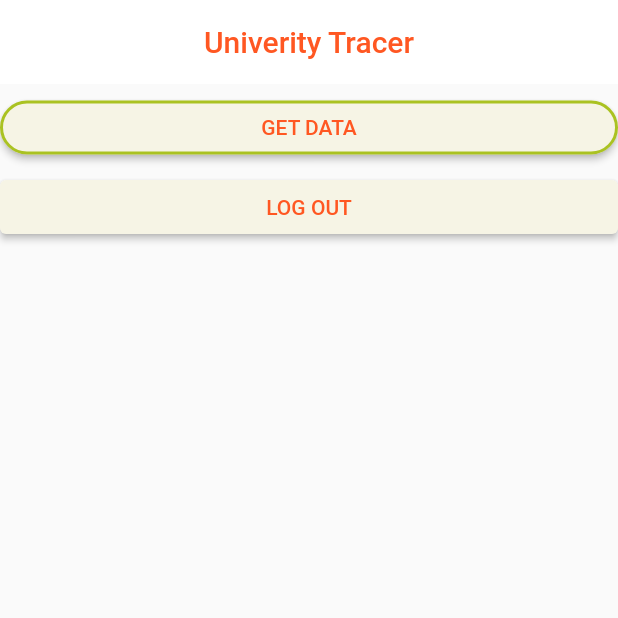
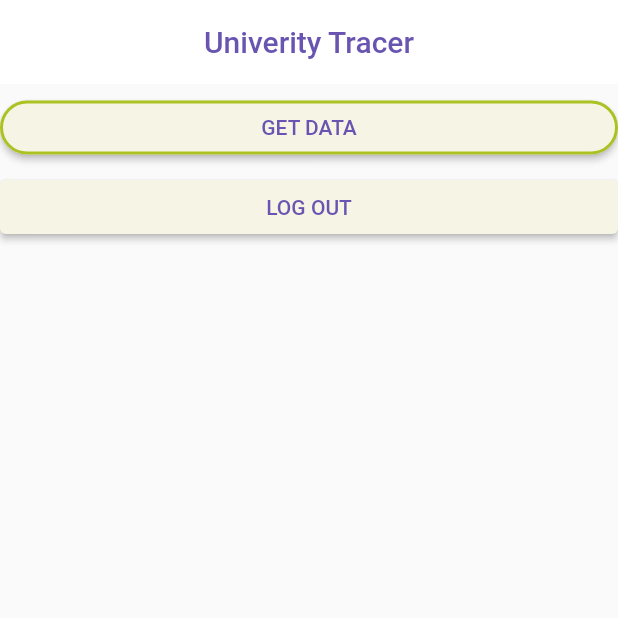
Before and after one commit to hassansultankhan/University_Tracer_App, a Flutter app: the screen it shows after launch, after a tap on "LOGIN", on a phone screen of 412 x 824 dp, the top half of it. Run offline on Flutter 3.47's test engine with Material 2 defaults, Android fonts, the light colour scheme and no system bars; our stand-ins replace shared_preferences; network calls fail.

Commit message:
8/8/2022

```diff
--- a/lib/login.dart
+++ b/lib/login.dart
@@ -1,4 +1,5 @@
 import 'package:flutter/material.dart';
+import 'package:flutter/rendering.dart';
 import 'package:universitylist_app/home_screen.dart';
 import 'package:shared_preferences/shared_preferences.dart';
 
@@ -24,12 +25,25 @@ class _loginpageState extends State<loginpage> {
       ),
 
       body: Container(
+        decoration: BoxDecoration(
+          image: DecorationImage(image: AssetImage("assets/main background.jpg"),
+          fit: BoxFit.fitWidth,
+
+          ),
+        ),
+
         child: Column(
           children: [
+            // Padding(padding:EdgeInsets.only(top: 100),
             Container(
-              height: 20,
+              height: 100,
             ),
+            Text("Your ultimate guide to\nuniversities around the world",
+            style: TextStyle(fontWeight: FontWeight.bold, fontSize: 20,
+            // color: Color.fromARGB(0, 123, 64, 175)
+            )),
             ElevatedButton(onPressed:()=> login(), child: Text('LOGIN'),),
+
           ],
         ),
       ),
--- a/lib/main.dart
+++ b/lib/main.dart
@@ -8,30 +8,17 @@ void main() {
       debugShowCheckedModeBanner: false,
       theme: ThemeData(
         colorScheme: ColorScheme(
-          primary: Color.fromARGB(255, 246, 244, 229),
-          primaryVariant: Color.fromARGB(255, 246, 244, 229),
+          primary: Color.fromARGB(255, 246, 244, 229),// for inside containers
           secondary: Color.fromARGB(255, 112, 220, 100),
-          secondaryVariant: Colors.grey,
           surface: Colors.grey,
           background: Color.fromARGB(255, 255, 255, 255),
           error: Colors.grey,
-          onPrimary: Colors.deepOrange,
+          onPrimary: Color.fromARGB(255, 105, 85, 177),
           onSecondary: Colors.grey,
           onSurface: Colors.grey,
           onBackground: Colors.grey,
           onError: Colors.grey,
           brightness: Brightness.light,
-          // brightness: Brightness.light,
-          // primary: Color.fromARGB(255, 246, 244, 229),
-          // onPrimary: Colors.deepOrange,Co
-          // secondary: Color.fromARGB(255, 112, 220, 100),
-          // onSecondary: Colors.grey,
-          // background: Color.fromARGB(255, 255, 255, 255),
-          // onBackground: Colors.grey,
-          // surface: Colors.grey,
-          // onSurface: Colors.grey,
-          // error: Colors.grey,
-          // onError: Colors.grey,
         ),
       ),
       home: loginpage()));
--- a/pubspec.yaml
+++ b/pubspec.yaml
@@ -60,9 +60,8 @@ flutter:
   uses-material-design: true
 
   # To add assets to your application, add an assets section, like this:
-  # assets:
-  #   - images/a_dot_burr.jpeg
-  #   - images/a_dot_ham.jpeg
+  assets:
+    - assets/main background.jpg
 
   # An image asset can refer to one or more resolution-specific "variants", see
   # https://flutter.dev/assets-and-images/#resolution-aware.
```
Also changed, not shown: lib/List.dart (added, +196 -0 lines), assets/main background.jpg (added).
